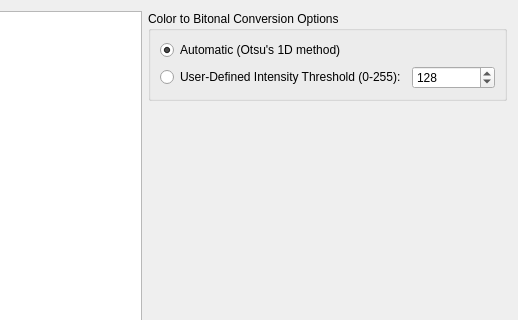
First picture: the form in Pdf4QtLibGui/pdfcreatebitonaldocumentdialog.ui, repository studio-berry/loop, before the edit; both pictures show x 223 to 741 and y 0 to 320 of the 741 by 530 pixel window.
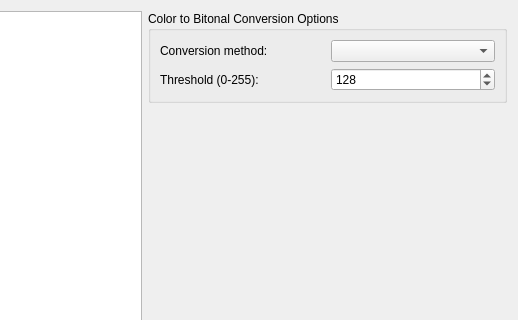
Second picture: the form after the edit.

```diff
--- a/Pdf4QtLibGui/pdfcreatebitonaldocumentdialog.ui
+++ b/Pdf4QtLibGui/pdfcreatebitonaldocumentdialog.ui
@@ -31,12 +31,19 @@
      </property>
      <layout class="QGridLayout" name="optionsGridLayout">
       <item row="0" column="0">
-       <widget class="QRadioButton" name="automaticThresholdRadioButton">
+       <widget class="QLabel" name="conversionMethodLabel">
         <property name="text">
-         <string>Automatic (Otsu's 1D method)</string>
+         <string>Conversion method:</string>
         </property>
-        <property name="checked">
-         <bool>true</bool>
+       </widget>
+      </item>
+      <item row="0" column="1">
+       <widget class="QComboBox" name="conversionMethodComboBox"/>
+      </item>
+      <item row="1" column="0">
+       <widget class="QLabel" name="thresholdLabel">
+        <property name="text">
+         <string>Threshold (0-255):</string>
         </property>
        </widget>
       </item>
@@ -50,13 +57,6 @@
         </property>
        </widget>
       </item>
-      <item row="1" column="0">
-       <widget class="QRadioButton" name="manualThresholdRadioButton">
-        <property name="text">
-         <string>User-Defined Intensity Threshold (0-255):</string>
-        </property>
-       </widget>
-      </item>
      </layout>
     </widget>
    </item>
```
